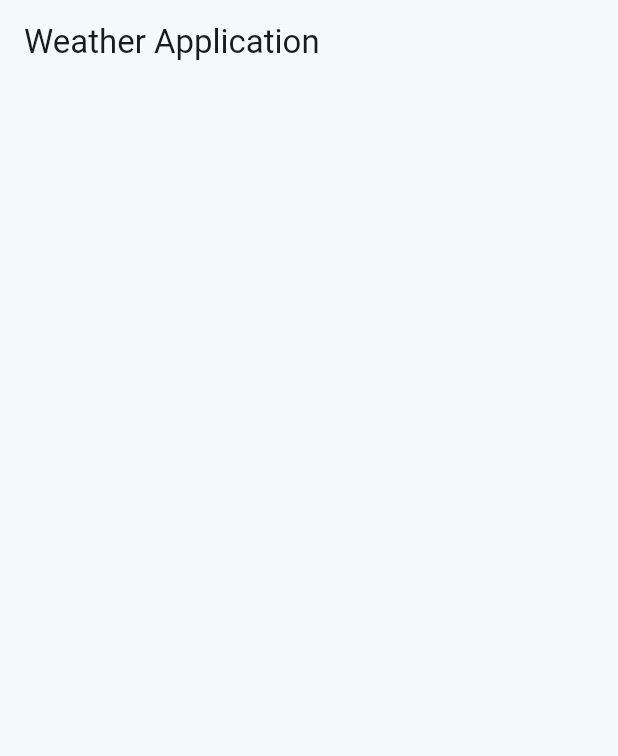
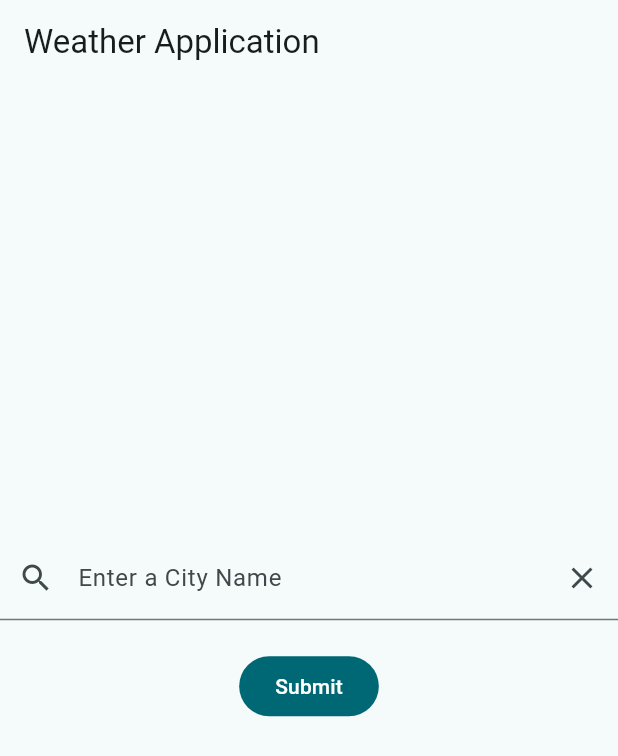
Before and after one commit to rahulpedapudi/weather_app, a Flutter app: the screen it shows after launch, on a phone screen of 412 x 824 dp. Shown: the top 756 px of the screen. Run offline on Flutter 3.47's test engine with Material 3 defaults, Android fonts, the phone set to English and light mode, and no system bars.

Commit message:
basic ui

```diff
--- a/lib/main.dart
+++ b/lib/main.dart
@@ -11,6 +11,7 @@ class MyApp extends StatelessWidget {
   @override
   Widget build(BuildContext context) {
     return MaterialApp(
+      debugShowCheckedModeBanner: false,
       title: 'Flutter Demo',
       theme: ThemeData(
         colorScheme: ColorScheme.fromSeed(seedColor: Colors.grey),
@@ -28,8 +29,47 @@ class HomePage extends StatefulWidget {
 }
 
 class _HomePageState extends State<HomePage> {
+  String data = "";
+  final textController = TextEditingController();
   @override
   Widget build(BuildContext context) {
-    return Scaffold(body: AppBar(title: Text("Weather Application")));
+    return Scaffold(
+      appBar: AppBar(title: Text("Weather Application")),
+      body: Center(
+        child: Column(
+          mainAxisSize: MainAxisSize.min,
+          children: [
+            TextField(
+              controller: textController,
+              decoration: InputDecoration(
+                prefixIcon: Icon(Icons.search),
+                labelText: 'Enter a City Name',
+                hintText: 'eg. Delhi',
+                suffixIcon: IconButton(
+                  icon: Icon(Icons.clear),
+                  onPressed: () {
+                    textController.clear();
+                    setState(() {
+                      data = "";
+                    });
+                  },
+                ),
+              ),
+            ),
+            SizedBox(height: 20),
+            FilledButton(
+              onPressed: () {
+                setState(() {
+                  data = textController.text;
+                });
+              },
+              child: Text("Submit"),
+            ),
+            SizedBox(height: 20),
+            Text(data),
+          ],
+        ),
+      ),
+    );
   }
 }
```
